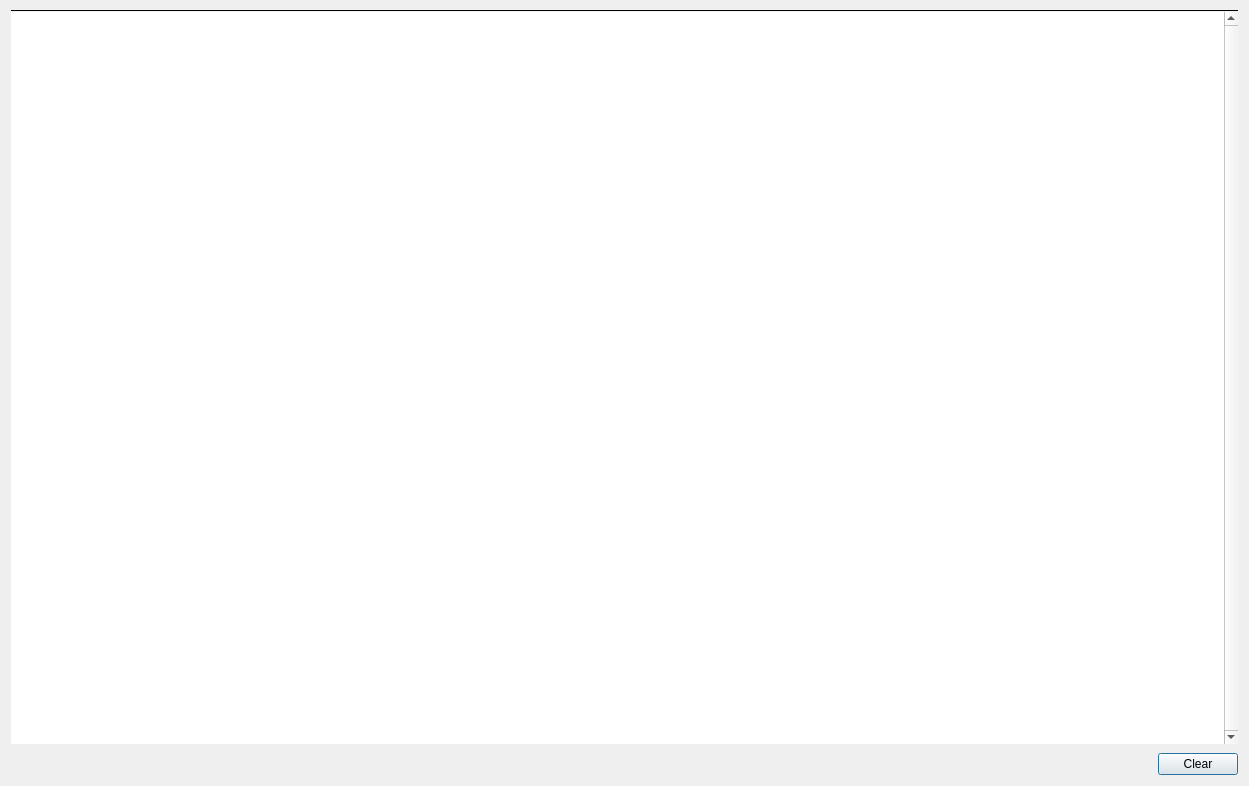
This is pc/BusConfigurator/busManager/busMonitor/busMonitor.ui in ChristianMarty/RoomBus as Qt 5 draws it before an edit. The edited form follows.
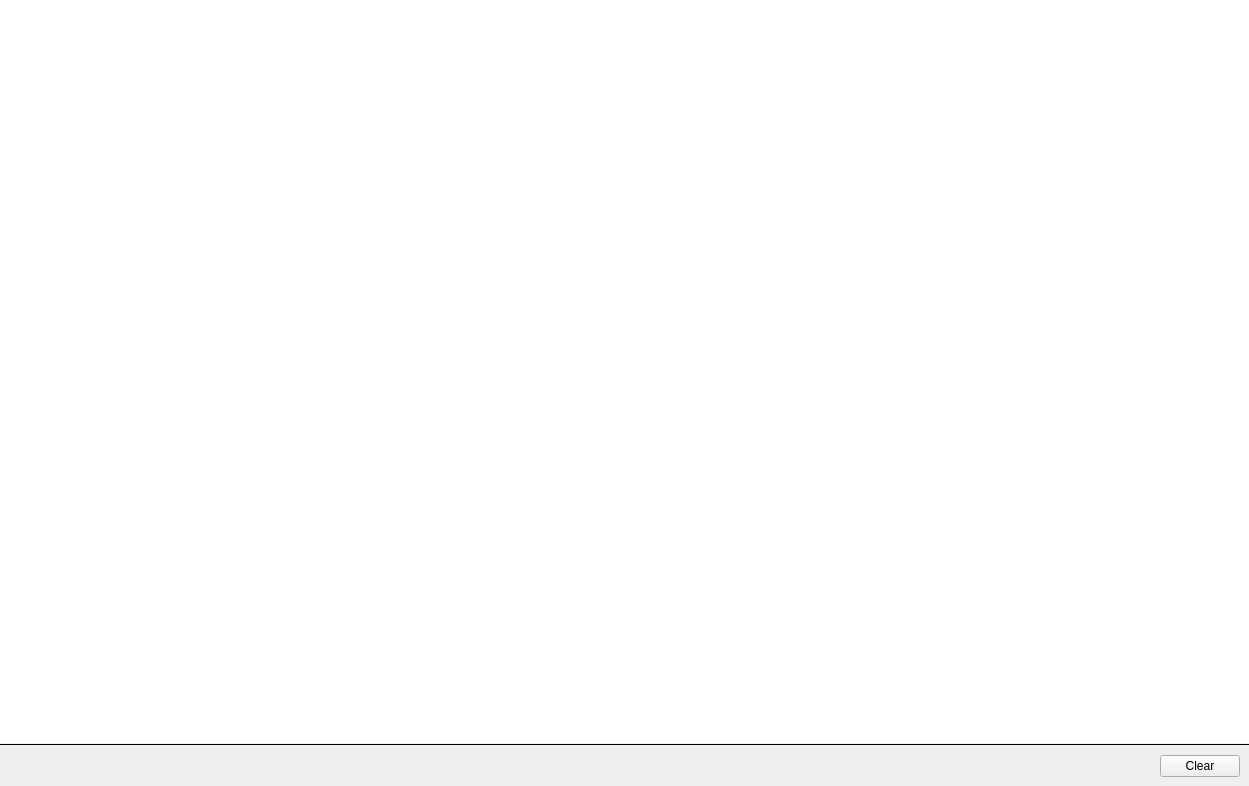
This is the edited form. Custom widgets are drawn as their Qt base class.

What changed in the file:
```diff
--- a/pc/BusConfigurator/busManager/busMonitor/busMonitor.ui
+++ b/pc/BusConfigurator/busManager/busMonitor/busMonitor.ui
@@ -1,7 +1,7 @@
 <?xml version="1.0" encoding="UTF-8"?>
 <ui version="4.0">
- <class>busMonitor</class>
- <widget class="QDialog" name="busMonitor">
+ <class>BusMonitor</class>
+ <widget class="QWidget" name="BusMonitor">
   <property name="geometry">
    <rect>
     <x>0</x>
@@ -17,38 +17,22 @@
    <property name="spacing">
     <number>0</number>
    </property>
+   <property name="leftMargin">
+    <number>0</number>
+   </property>
    <property name="topMargin">
-    <number>9</number>
+    <number>0</number>
    </property>
+   <property name="rightMargin">
+    <number>0</number>
+   </property>
+   <property name="bottomMargin">
+    <number>0</number>
+   </property>
    <item>
-    <widget class="BusMonitorLine" name="widget" native="true"/>
-   </item>
-   <item>
-    <widget class="Line" name="line">
-     <property name="frameShadow">
-      <enum>QFrame::Plain</enum>
-     </property>
-     <property name="orientation">
-      <enum>Qt::Horizontal</enum>
-     </property>
-    </widget>
-   </item>
-   <item>
-    <widget class="QListWidget" name="listWidget">
+    <widget class="QTableView" name="tableView">
      <property name="frameShape">
-      <enum>QFrame::NoFrame</enum>
-     </property>
-     <property name="frameShadow">
-      <enum>QFrame::Plain</enum>
-     </property>
-     <property name="lineWidth">
-      <number>0</number>
-     </property>
-     <property name="verticalScrollBarPolicy">
-      <enum>Qt::ScrollBarAlwaysOn</enum>
-     </property>
-     <property name="autoScrollMargin">
-      <number>5</number>
+      <enum>QFrame::Shape::NoFrame</enum>
      </property>
      <property name="editTriggers">
       <set>QAbstractItemView::NoEditTriggers</set>
@@ -63,15 +47,47 @@
       <bool>true</bool>
      </property>
      <property name="selectionMode">
-      <enum>QAbstractItemView::NoSelection</enum>
+      <enum>QAbstractItemView::SelectionMode::NoSelection</enum>
+     </property>
+     <attribute name="horizontalHeaderStretchLastSection">
+      <bool>true</bool>
+     </attribute>
+     <attribute name="verticalHeaderVisible">
+      <bool>false</bool>
+     </attribute>
+    </widget>
+   </item>
+   <item>
+    <widget class="Line" name="line">
+     <property name="frameShadow">
+      <enum>QFrame::Shadow::Plain</enum>
+     </property>
+     <property name="orientation">
+      <enum>Qt::Orientation::Horizontal</enum>
      </property>
     </widget>
    </item>
    <item>
     <layout class="QHBoxLayout" name="horizontalLayout">
+     <property name="leftMargin">
+      <number>9</number>
+     </property>
      <property name="topMargin">
       <number>9</number>
      </property>
+     <property name="rightMargin">
+      <number>9</number>
+     </property>
+     <property name="bottomMargin">
+      <number>9</number>
+     </property>
+     <item>
+      <widget class="QLabel" name="label_items">
+       <property name="text">
+        <string/>
+       </property>
+      </widget>
+     </item>
      <item>
       <spacer name="horizontalSpacer">
        <property name="orientation">
@@ -96,14 +112,6 @@
    </item>
   </layout>
  </widget>
- <customwidgets>
-  <customwidget>
-   <class>BusMonitorLine</class>
-   <extends>QWidget</extends>
-   <header>busMonitor/busMonitorLine.h</header>
-   <container>1</container>
-  </customwidget>
- </customwidgets>
  <resources/>
  <connections/>
 </ui>
```
Left out of the diff: 10 changed lines with no effect on the pictures.
